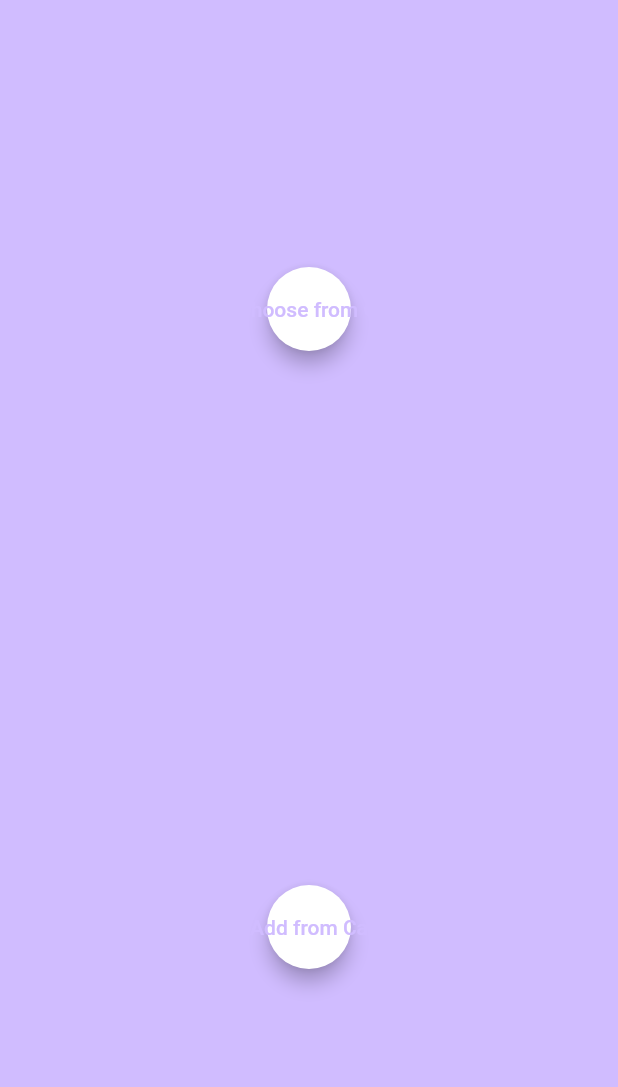
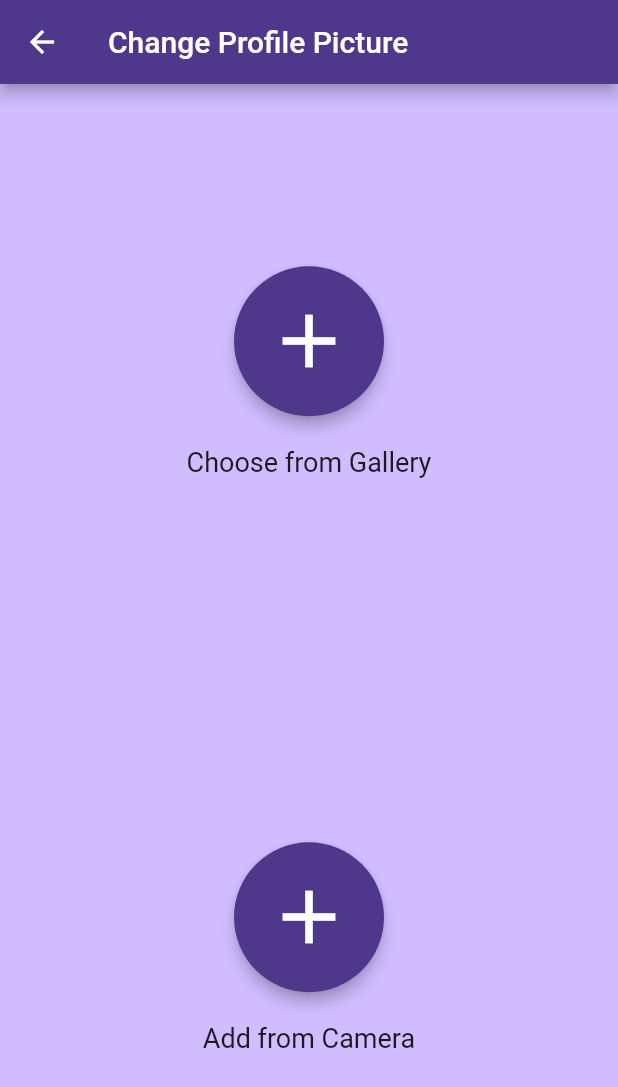
Before and after one commit to ntua-el19130/sportsearch, a Flutter app: the ChangeProfilePicturePage screen opened directly, on a phone screen of 412 x 824 dp. Shown: the top 1087 px of the screen. Run offline on Flutter 3.47's test engine with Material 2 defaults, Android fonts, the phone set to English and light mode, and no system bars; our stand-ins replace bloc, equatable, flutter_bloc, image_picker.

Commit message:
choose from gallery functionality for change profile page

```diff
--- a/flutter_application_2/lib/Change_Profile_Picture.dart
+++ b/flutter_application_2/lib/Change_Profile_Picture.dart
@@ -1,55 +1,99 @@
+import 'dart:io';
 import 'package:flutter/material.dart';
+import 'package:image_picker/image_picker.dart';
+import 'package:path_provider/path_provider.dart';
 
 class ChangeProfilePicturePage extends StatelessWidget {
-  const ChangeProfilePicturePage({Key? key}) : super(key: key);
-
+    const ChangeProfilePicturePage(); // Add const keyword here
   @override
   Widget build(BuildContext context) {
     return Scaffold(
-      backgroundColor: Color(0xffD0BCFF),
-      body: Column(
+      appBar: AppBar(
+        title: Text('Change Profile Picture'),
+        backgroundColor: Color(0XFF4f378b),
+      ),
+      body: Container(
+        color: Color(0xffD0BCFF),
+        child: Column(
           mainAxisAlignment: MainAxisAlignment.center,
           children: [
             Expanded(
-            flex: 2,
               child: Center(
-              child: ElevatedButton.icon(
-                onPressed: () {
-                  // TODO: Implement "Choose from Gallery" functionality
-                },
-                icon: Icon(Icons.add),
-                label: Text("Choose from Gallery"),
+                child: Column(
+                  mainAxisAlignment: MainAxisAlignment.center,
+                  children: [
+                    ElevatedButton(
+                      onPressed: () async {
+                        final ImagePicker _picker = ImagePicker();
+                        final XFile? image = await _picker.pickImage(source: ImageSource.gallery);
+                         if (image != null) {
+                          File file = File(image.path);
+                          String dir = (await getApplicationDocumentsDirectory()).path + "/images"; await Directory(dir).create(recursive: true);
+                          String newPath = "$dir/${DateTime.now().millisecondsSinceEpoch}.jpg"; file.copy(newPath); }},
                       style: ElevatedButton.styleFrom(
+                        primary: Color(0XFF4f378b),
+                        elevation: 4,
                         shape: CircleBorder(),
-                  padding: EdgeInsets.all(16),
-                  primary: Colors.white,
-                  onPrimary: Color(0xffD0BCFF),
-                  elevation: 5,
                       ),
+                      child: Container(
+                        width: 100,
+                        height: 100,
+                        decoration: BoxDecoration(
+                          shape: BoxShape.circle,
+                        ),
+                        child: Icon(
+                          Icons.add,
+                          color: Colors.white,
+                          size: 60,
+                        ),
+                      ),
+                    ),
+                    SizedBox(height: 20),
+                    Text(
+                      'Choose from Gallery',
+                      style: TextStyle(fontSize: 18),
+                    ),
+                  ],
                 ),
               ),
             ),
             Expanded(
-            flex: 2,
               child: Center(
-              child: ElevatedButton.icon(
-                onPressed: () {
-                  // TODO: Implement "Add from Camera" functionality
-                },
-                icon: Icon(Icons.add),
-                label: Text("Add from Camera"),
+                child: Column(
+                  mainAxisAlignment: MainAxisAlignment.center,
+                  children: [
+                    ElevatedButton(
+                      onPressed: () async {},
                       style: ElevatedButton.styleFrom(
+                        primary: Color(0XFF4f378b),
+                        elevation: 4,
                         shape: CircleBorder(),
-                  padding: EdgeInsets.all(16),
-                  primary: Colors.white,
-                  onPrimary: Color(0xffD0BCFF),
-                  elevation: 5,
                       ),
+                      child: Container(
+                        width: 100,
+                        height: 100,
+                        decoration: BoxDecoration(
+                          shape: BoxShape.circle,
+                        ),
+                        child: Icon(
+                          Icons.add,
+                          color: Colors.white,
+                          size: 60,
+                        ),
+                      ),
+                    ),
+                    SizedBox(height: 20),
+                    Text(
+                      'Add from Camera',
+                      style: TextStyle(fontSize: 18),
+                    ),
+                  ],
                 ),
               ),
             ),
           ],
         ),
+      ),
     );
   }
 }
--- a/flutter_application_2/lib/My_Profile.dart
+++ b/flutter_application_2/lib/My_Profile.dart
@@ -1,8 +1,5 @@
-import 'dart:io';
 import 'package:flutter/material.dart';
-import 'package:image_picker/image_picker.dart';
-import 'package:path_provider/path_provider.dart';
-
+import 'package:flutter_application_2/Change_Profile_Picture.dart';
 
 class MyProfilePage extends StatelessWidget {
   const MyProfilePage({Key? key}) : super(key: key);
@@ -36,15 +33,11 @@ class MyProfilePage extends StatelessWidget {
                       backgroundColor: Colors.blue,
                       radius: 13,
                       child: IconButton(
-                        onPressed: () async {    final ImagePicker _picker = ImagePicker();
-    final XFile? image = await _picker.pickImage(source: ImageSource.gallery);
-    if (image != null) {
-      File file = File(image.path);
-      String dir = (await getApplicationDocumentsDirectory()).path + "/images";
-      await Directory(dir).create(recursive: true);
-      String newPath = "$dir/${DateTime.now().millisecondsSinceEpoch}.jpg";
-      file.copy(newPath);
-    }},
+                        onPressed: () {Navigator.push(
+                      context,
+                      MaterialPageRoute(
+                          builder: (context) => const ChangeProfilePicturePage()),
+                    );},
                         icon: Icon(Icons.add),
                         color: Colors.white,
                         iconSize: 20,
--- a/flutter_application_2/lib/dashboard.dart
+++ b/flutter_application_2/lib/dashboard.dart
@@ -6,6 +6,7 @@ import 'package:flutter_application_2/My_Sports_Page.dart';
 import 'package:flutter_application_2/My_Teams_Page.dart';
 import 'package:flutter_application_2/My_Profile.dart';
 import 'package:flutter_application_2/My_Friends.dart';
+
 class DashboardPage extends StatefulWidget {
   const DashboardPage({super.key});
 
```
Lines whose indentation alone changed are shown as unchanged.
